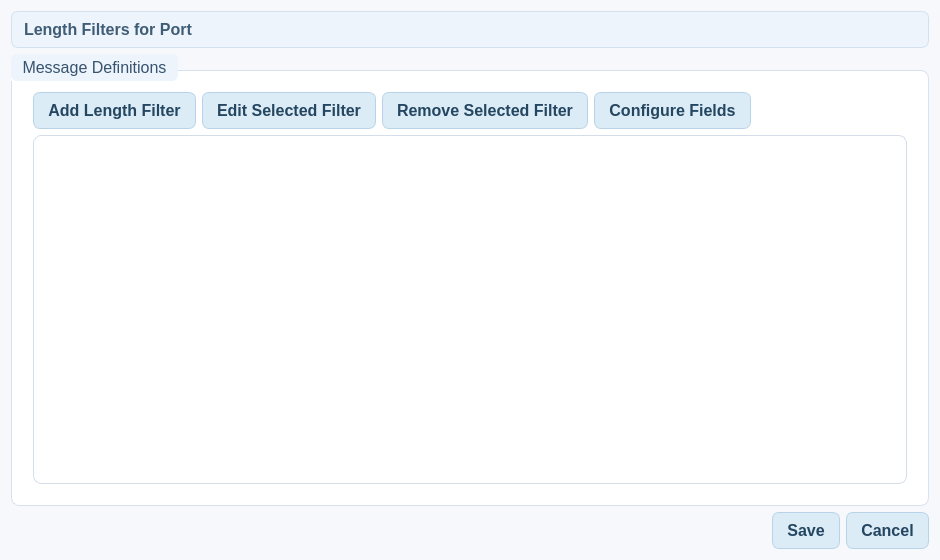
Before: the Qt Designer form forms/MessageLengthFilterDialog.ui in rohityaduvxnshi/pcapfile, drawn with Qt 5.
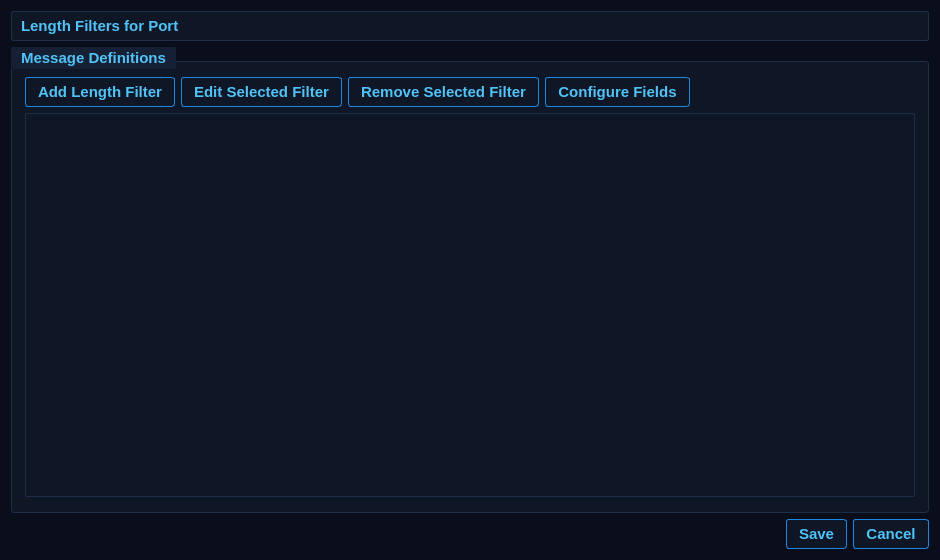
After: the same form once the commit is applied.

Patch:
```diff
--- a/forms/MessageLengthFilterDialog.ui
+++ b/forms/MessageLengthFilterDialog.ui
@@ -4,7 +4,7 @@
  <widget class="QDialog" name="MessageLengthFilterDialog">
   <property name="geometry"><rect><x>0</x><y>0</y><width>940</width><height>560</height></rect></property>
   <property name="windowTitle"><string>Length Filters</string></property>
-  <property name="styleSheet"><string>QWidget{font-family:&quot;Segoe UI&quot;,&quot;Noto Sans&quot;,Arial;font-size:12pt;color:#24313f;background-color:#f6f8fb;}QDialog{background-color:#f6f8fb;}QGroupBox{background-color:#ffffff;border:1px solid #d8e2ee;border-radius:8px;margin-top:16px;padding:12px;}QGroupBox::title{subcontrol-origin:margin;subcontrol-position:top left;padding:4px 9px;color:#36536f;background-color:#edf4fb;border-radius:6px;font-weight:600;}QPushButton{background-color:#dcecf7;border:1px solid #b8d3e7;border-radius:7px;padding:8px 14px;color:#244660;font-weight:600;}QPushButton:hover{background-color:#cfe4f3;}QTableWidget{background-color:#ffffff;alternate-background-color:#f3f8fc;gridline-color:#d7e2ed;border:1px solid #d4dee9;border-radius:8px;selection-background-color:#c8def0;selection-color:#162536;}QHeaderView::section{background-color:#e6f0f8;color:#263f56;border:0px;border-right:1px solid #cddae7;border-bottom:1px solid #cddae7;padding:6px;font-weight:600;}QLabel#lblHeading{color:#3f5d76;background-color:#edf4fb;border:1px solid #d3e1ee;border-radius:7px;padding:8px;font-weight:600;}</string></property>
+  <property name="styleSheet"><string>QWidget{font-family:&quot;Bahnschrift&quot;,&quot;Arial Narrow&quot;,Arial;font-size:11pt;font-weight:600;color:#ccd6f6;background-color:#0a0e1a;}QDialog{background-color:#0a0e1a;}QGroupBox{background-color:#0f1626;border:1px solid #1e2d4a;border-radius:3px;margin-top:14px;padding:6px 4px;}QGroupBox::title{subcontrol-origin:margin;subcontrol-position:top left;padding:2px 8px;color:#4fc3f7;background-color:#162035;border-radius:2px;font-weight:700;}QPushButton{background-color:#0f1626;border:1px solid #1e88e5;border-radius:3px;padding:5px 12px;color:#4fc3f7;font-weight:700;}QPushButton:hover{background-color:#1c3a6e;color:#ffffff;}QPushButton:pressed{background-color:#1565c0;}QTableWidget{background-color:#0f1626;alternate-background-color:#0c1220;gridline-color:#1a2540;border:1px solid #1e2d4a;border-radius:2px;selection-background-color:#1c3a6e;selection-color:#e8f0fe;}QHeaderView::section{background-color:#162035;color:#607d8b;border:0px;border-right:1px solid #1e2d4a;border-bottom:1px solid #1e2d4a;padding:4px 6px;font-weight:700;font-size:9pt;}QScrollBar:vertical{background:#0a0e1a;width:6px;border-radius:3px;}QScrollBar::handle:vertical{background:#1e2d4a;border-radius:3px;}QScrollBar::handle:vertical:hover{background:#1e88e5;}QScrollBar::add-line,QScrollBar::sub-line{width:0;height:0;}QLabel#lblHeading{color:#4fc3f7;background-color:#0f1626;border:1px solid #1e2d4a;border-radius:2px;padding:5px;font-weight:700;}</string></property>
   <layout class="QVBoxLayout" name="mainLayout">
    <item><widget class="QLabel" name="lblHeading"><property name="text"><string>Length Filters for Port</string></property></widget></item>
    <item>
```
